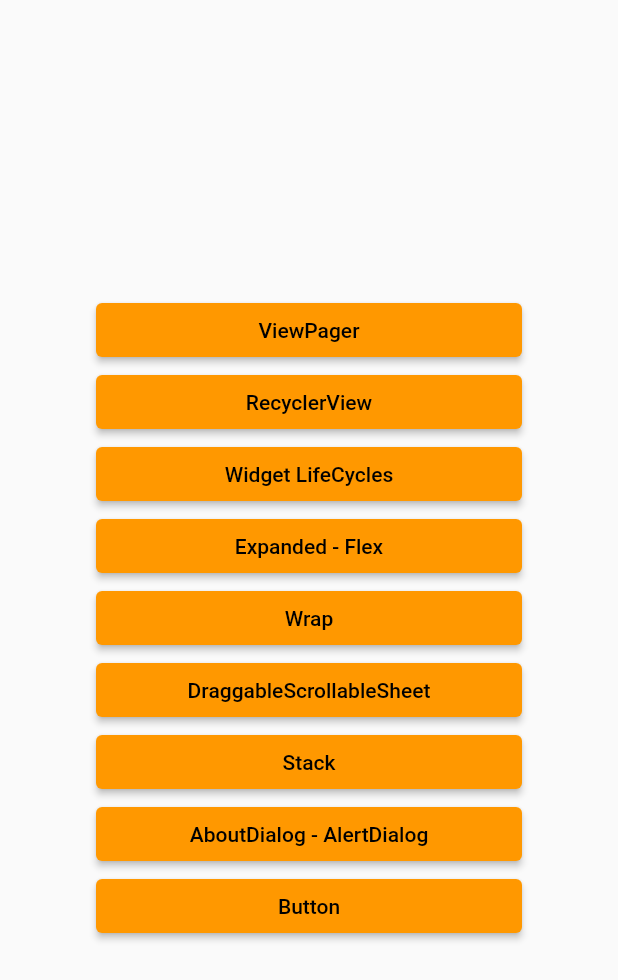
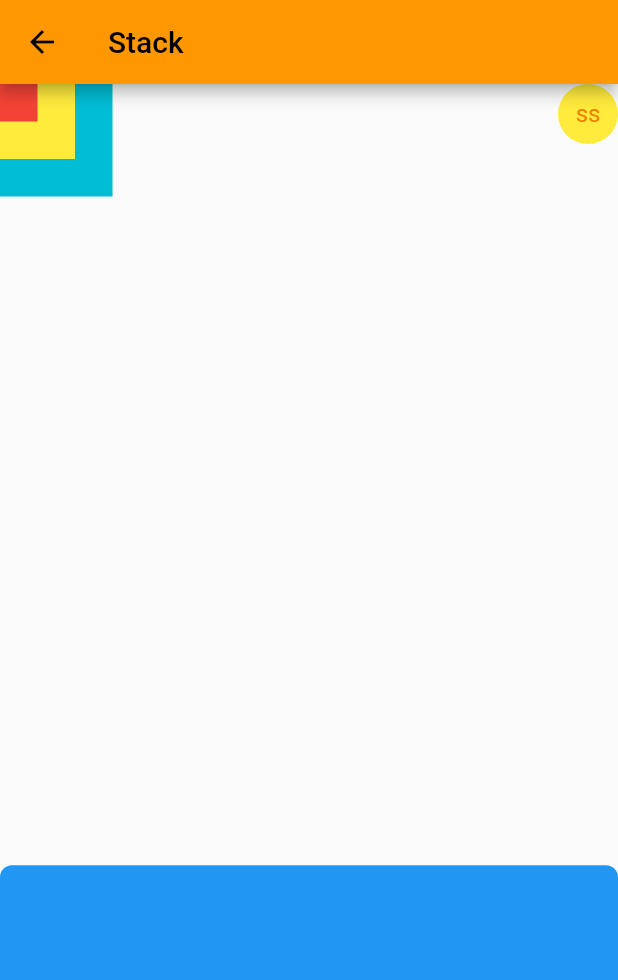
Before and after one commit to BurkClik/Flutter-101, a Flutter app: the screen it shows after launch, after a tap on "Stack", on a phone screen of 412 x 824 dp. Shown: the top 980 px of the screen. Run offline on Flutter 3.47's test engine with Material 2 defaults, Android fonts, the phone set to English and light mode, and no system bars; our stand-ins replace flutter_rating_bar; network calls fail.

Commit message:
Add Other Page

```diff
--- a/lib/main.dart
+++ b/lib/main.dart
@@ -14,10 +14,11 @@ class MyApp extends StatelessWidget {
     return MaterialApp(
       routes: routes,
       initialRoute: MainPage.routeName,
+      debugShowCheckedModeBanner: false,
       title: 'Flutter Demo',
       theme: ThemeData(
         primarySwatch: Colors.orange,
-        buttonTheme: ButtonThemeData(buttonColor: Colors.orange),
+        buttonTheme: const ButtonThemeData(buttonColor: Colors.orange),
       ),
     );
   }
--- a/lib/page/main_page.dart
+++ b/lib/page/main_page.dart
@@ -1,7 +1,12 @@
 import 'package:flutter/material.dart';
+import 'package:flutter_101/page/button_page.dart';
+import 'package:flutter_101/page/dialog_page.dart';
+import 'package:flutter_101/page/expanded_page.dart';
 import 'package:flutter_101/page/list_view_page.dart';
 import 'package:flutter_101/page/page_view.dart';
-import 'package:flutter_101/page/widget_lifecycle.dart';
+import 'package:flutter_101/page/sheet_page.dart';
+import 'package:flutter_101/page/stack_page.dart';
+import 'package:flutter_101/page/wrap_page.dart';
 
 class MainPage extends StatelessWidget {
   static String routeName = "/main_page";
@@ -11,11 +16,10 @@ class MainPage extends StatelessWidget {
   @override
   Widget build(BuildContext context) {
     return Scaffold(
-      body: Align(
-        child: SingleChildScrollView(
-          child: Padding(
-            padding: const EdgeInsets.symmetric(horizontal: 64.0),
+      body: SafeArea(
+        child: Container(
           child: Column(
+            mainAxisAlignment: MainAxisAlignment.center,
             crossAxisAlignment: CrossAxisAlignment.stretch,
             children: [
               ElevatedButton(
@@ -30,22 +34,35 @@ class MainPage extends StatelessWidget {
                   child: const Text("RecyclerView")),
               ElevatedButton(
                   onPressed: () {
-                      Navigator.pushNamed(context, LifeCyclePage.routeName);
+                    Navigator.pushNamed(context, ExpandedPage.routeName);
                   },
-                    child: const Text("Widget LifeCycles")),
+                  child: const Text("Expanded - Flex")),
               ElevatedButton(
-                    onPressed: () {}, child: const Text("Expanded - Flex")),
-                ElevatedButton(onPressed: () {}, child: const Text("Wrap")),
+                  onPressed: () {
+                    Navigator.pushNamed(context, WrapPage.routeName);
+                  },
+                  child: const Text("Wrap")),
               ElevatedButton(
-                    onPressed: () {},
-                    child: const Text("DraggableScrollableSheet")),
-                ElevatedButton(onPressed: () {}, child: const Text("Stack")),
+                  onPressed: () {
+                    Navigator.pushNamed(context, SheetPage.routeName);
+                  },
+                  child: const Text("Sheet")),
               ElevatedButton(
-                    onPressed: () {},
-                    child: const Text("AboutDialog - AlertDialog")),
-                ElevatedButton(onPressed: () {}, child: const Text("Button")),
+                  onPressed: () {
+                    Navigator.pushNamed(context, StackPage.routeName);
+                  },
+                  child: const Text("Stack")),
+              ElevatedButton(
+                  onPressed: () {
+                    Navigator.pushNamed(context, DialogPage.routeName);
+                  },
+                  child: const Text("Dialog")),
+              ElevatedButton(
+                  onPressed: () {
+                    Navigator.pushNamed(context, ButtonPage.routeName);
+                  },
+                  child: const Text("Button")),
             ],
-            ),
           ),
         ),
       ),
--- /dev/null
+++ b/lib/page/stack_page.dart
@@ -0,0 +1,51 @@
+import 'package:flutter/cupertino.dart';
+import 'package:flutter/material.dart';
+
+class StackPage extends StatelessWidget {
+  static String routeName = "/Stack";
+  const StackPage({Key? key}) : super(key: key);
+
+  @override
+  Widget build(BuildContext context) {
+    return Scaffold(
+      appBar: AppBar(
+        title: Text("Stack"),
+      ),
+      body: Stack(
+        children: [
+          Container(
+            height: 75,
+            width: 75,
+            color: Colors.cyan,
+          ),
+          Container(
+            height: 50,
+            width: 50,
+            color: Colors.yellow,
+          ),
+          Container(
+            height: 25,
+            width: 25,
+            color: Colors.red,
+          ),
+          const Align(
+            alignment: Alignment.topRight,
+            child: CircleAvatar(
+              child: Text("ss"),
+              backgroundColor: Colors.yellow,
+            ),
+          ),
+          Align(
+            alignment: Alignment.bottomCenter,
+            child: Container(
+              height: MediaQuery.of(context).size.height * 0.3,
+              decoration: const BoxDecoration(
+                  color: Colors.blue,
+                  borderRadius: BorderRadius.vertical(top: Radius.circular(8))),
+            ),
+          )
+        ],
+      ),
+    );
+  }
+}
--- a/lib/routes.dart
+++ b/lib/routes.dart
@@ -1,12 +1,26 @@
 import 'package:flutter/material.dart';
+import 'package:flutter_101/page/button_page.dart';
+import 'package:flutter_101/page/dialog_page.dart';
+import 'package:flutter_101/page/draggable_sheet_page.dart';
+import 'package:flutter_101/page/expanded_page.dart';
 import 'package:flutter_101/page/list_view_page.dart';
 import 'package:flutter_101/page/main_page.dart';
 import 'package:flutter_101/page/page_view.dart';
+import 'package:flutter_101/page/sheet_page.dart';
+import 'package:flutter_101/page/stack_page.dart';
 import 'package:flutter_101/page/widget_lifecycle.dart';
+import 'package:flutter_101/page/wrap_page.dart';
 
 final Map<String, WidgetBuilder> routes = {
   MainPage.routeName: (context) => const MainPage(),
   ListViewPage.routeName: (context) => const ListViewPage(),
   PageViewPage.routeName: (context) => const PageViewPage(),
-  LifeCyclePage.routeName: (context) => const LifeCyclePage()
+  LifeCyclePage.routeName: (context) => const LifeCyclePage(),
+  ExpandedPage.routeName: (context) => const ExpandedPage(),
+  WrapPage.routeName: (context) => const WrapPage(),
+  SheetPage.routeName : (context) => const SheetPage(),
+  DraggableSheetPage.routeName: (context) => const DraggableSheetPage(),
+  StackPage.routeName: (context) => const StackPage(),
+  DialogPage.routeName: (context) => const DialogPage(),
+  ButtonPage.routeName: (context) => const ButtonPage()
 };
```
Also changed, not shown: lib/page/button_page.dart (added, +40 -0 lines), lib/page/dialog_page.dart (added, +70 -0 lines), lib/page/draggable_sheet_page.dart (added, +55 -0 lines), lib/page/expanded_page.dart (added, +45 -0 lines), lib/page/sheet_page.dart (added, +76 -0 lines), lib/page/wrap_page.dart (added, +40 -0 lines). Lines whose indentation alone changed are shown as unchanged.
